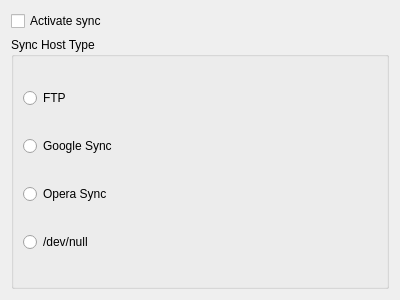
The window that src/sync/sync_host_type.ui (KDE/rekonq) describes before a commit, drawn with Qt 5.
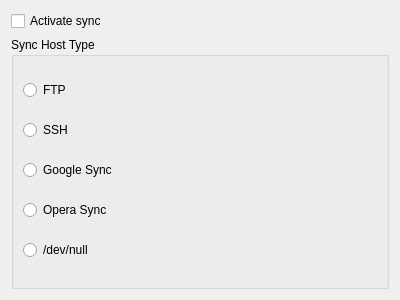
The same window after the commit.

Commit message:
Add a simple ssh sync handler

Many thanks, Radu! And sorry for the late merge ;)

```diff
--- a/src/sync/sync_host_type.ui
+++ b/src/sync/sync_host_type.ui
@@ -31,6 +31,13 @@
         </property>
        </widget>
       </item>
+      <item>
+       <widget class="QRadioButton" name="sshRadioButton">
+        <property name="text">
+         <string>SSH</string>
+        </property>
+       </widget>
+      </item>
       <item>
        <widget class="QRadioButton" name="googleRadioButton">
         <property name="text">
```
The commit also changes 12 other files.
